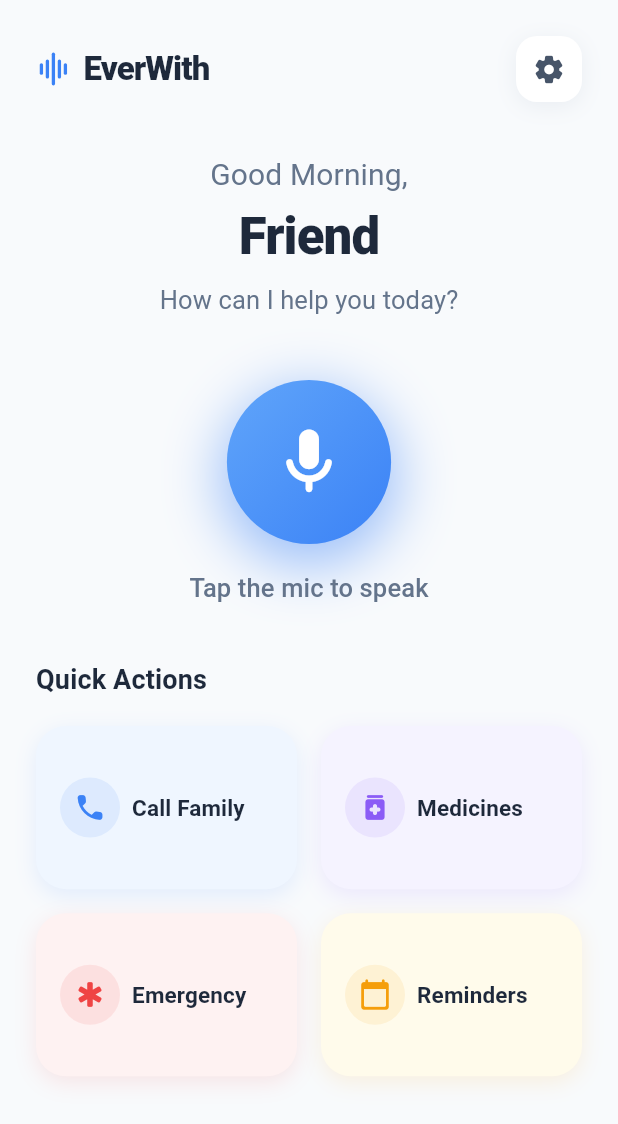
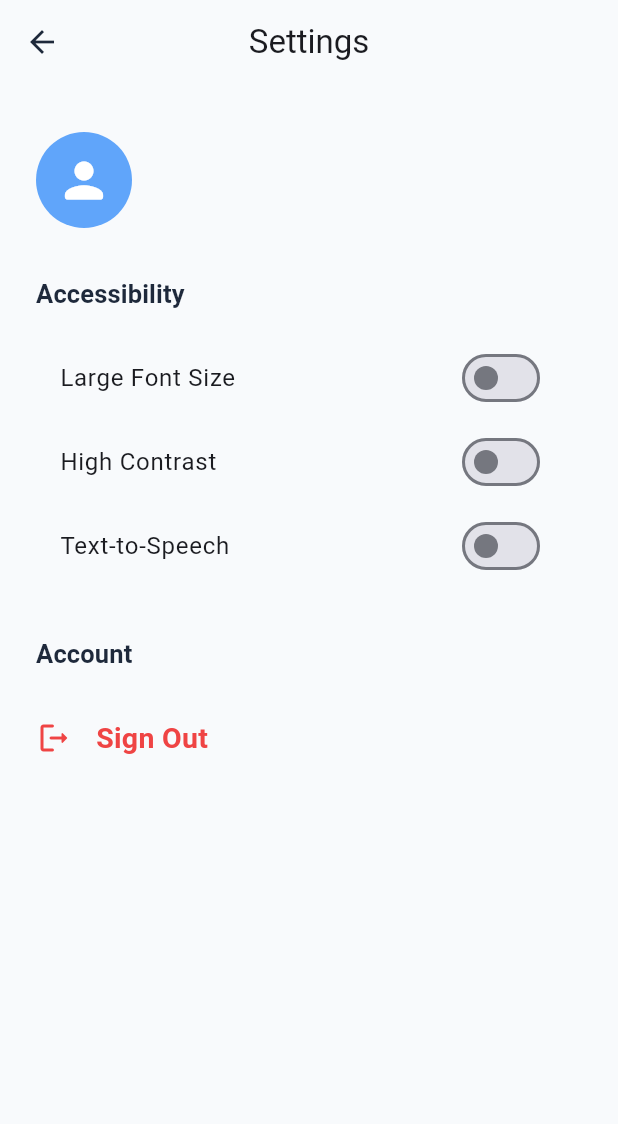
Before and after one commit to KameshEas/EverWith, a Flutter app: the HomeScreen screen opened directly, after a tap on the "settings" icon, on a phone screen of 412 x 824 dp. Shown: the top 1124 px of the screen. Run offline on Flutter 3.47's test engine with Material 3 defaults, Android fonts, the phone set to English and light mode, and no system bars; our stand-ins replace firebase_auth, firebase_core, google_sign_in; accounts and stored records are empty; generated files the repository leaves out were written again.

Commit message:
feat: enhance authentication flow and add settings screen
- Updated AuthFailure to include Firebase error code for better error handling.
- Modified login and signup screens to navigate to the settings screen and handle user sign-up with pre-filled email.
- Introduced a new SettingsScreen with user profile and accessibility options.

```diff
--- a/lib/core/auth/auth_result.dart
+++ b/lib/core/auth/auth_result.dart
@@ -16,8 +16,11 @@ final class AuthSuccess extends AuthResult {
 }
 
 final class AuthFailure extends AuthResult {
-  AuthFailure(this.message);
+  AuthFailure(this.message, {this.code});
   final String message;
+  /// The raw Firebase error code (e.g. 'user-not-found', 'wrong-password').
+  /// Use this for programmatic routing decisions rather than parsing [message].
+  final String? code;
 }
 
 /// Lightweight user value object used across the app.
--- a/lib/core/auth/auth_service.dart
+++ b/lib/core/auth/auth_service.dart
@@ -44,7 +44,7 @@ class AuthService {
       );
       return AuthSuccess(_mapUser(credential.user)!);
     } on FirebaseAuthException catch (e) {
-      return AuthFailure(authErrorMessage(e.code));
+      return AuthFailure(authErrorMessage(e.code), code: e.code);
     } catch (_) {
       return AuthFailure(authErrorMessage('unknown'));
     }
--- a/lib/screens/home_screen.dart
+++ b/lib/screens/home_screen.dart
@@ -1,5 +1,6 @@
 import 'package:flutter/material.dart';
 import 'package:flutter/services.dart';
+import 'settings_screen.dart';
 
 import '../core/constants/app_spacing.dart';
 import '../core/theme/app_colors.dart';
@@ -85,7 +86,15 @@ class _HomeScreenState extends State<HomeScreen>
               crossAxisAlignment: CrossAxisAlignment.stretch,
               children: [
                 const SizedBox(height: AppSpacing.lg),
-                _HomeHeader(onSettingsTap: () {}),
+                _HomeHeader(
+                  onSettingsTap: () {
+                    Navigator.of(context).push(
+                      MaterialPageRoute(
+                        builder: (_) => const SettingsScreen(),
+                      ),
+                    );
+                  },
+                ),
                 const SizedBox(height: AppSpacing.xl),
                 _GreetingBanner(userName: widget.userName),
                 const SizedBox(height: AppSpacing.xl + 8),
--- /dev/null
+++ b/lib/screens/settings_screen.dart
@@ -0,0 +1,171 @@
+import 'package:flutter/material.dart';
+import 'package:everwith/core/auth/auth_service.dart';
+import 'package:everwith/core/auth/auth_result.dart';
+import 'package:everwith/core/constants/app_spacing.dart';
+import 'package:everwith/core/theme/app_colors.dart';
+import 'package:everwith/core/theme/app_text_styles.dart';
+import 'login_screen.dart';
+
+class SettingsScreen extends StatelessWidget {
+  const SettingsScreen({super.key});
+
+  @override
+  Widget build(BuildContext context) {
+    final user = AuthService.instance.currentUser;
+    return Scaffold(
+      appBar: AppBar(
+        title: const Text('Settings'),
+        backgroundColor: AppColors.background,
+        elevation: 0,
+        centerTitle: true,
+        iconTheme: const IconThemeData(color: AppColors.textDark),
+      ),
+      backgroundColor: AppColors.background,
+      body: ListView(
+        padding: const EdgeInsets.symmetric(horizontal: AppSpacing.lg),
+        children: [
+          const SizedBox(height: AppSpacing.xl),
+          _ProfileHeader(user: user),
+          const SizedBox(height: AppSpacing.xl),
+          _SectionLabel('Accessibility'),
+          const SizedBox(height: AppSpacing.md),
+          _AccessibilityToggles(),
+          const SizedBox(height: AppSpacing.xl),
+          _SectionLabel('Account'),
+          const SizedBox(height: AppSpacing.md),
+          _SignOutTile(),
+          const SizedBox(height: AppSpacing.xxl),
+        ],
+      ),
+    );
+  }
+}
+
+class _ProfileHeader extends StatelessWidget {
+  const _ProfileHeader({required this.user});
+  final AuthUser? user;
+
+  @override
+  Widget build(BuildContext context) {
+    return Row(
+      children: [
+        CircleAvatar(
+          radius: 32,
+          backgroundColor: AppColors.primaryBlueLight,
+          backgroundImage: user?.photoUrl != null ? NetworkImage(user!.photoUrl!) : null,
+          child: user?.photoUrl == null
+              ? Icon(Icons.person_rounded, size: 38, color: AppColors.cardWhite)
+              : null,
+        ),
+        const SizedBox(width: AppSpacing.lg),
+        Expanded(
+          child: Column(
+            crossAxisAlignment: CrossAxisAlignment.start,
+            children: [
+              Text(
+                user?.displayName ?? 'No Name',
+                style: AppTextStyles.heading.copyWith(fontSize: 22),
+              ),
+              const SizedBox(height: 4),
+              Text(
+                user?.email ?? '',
+                style: AppTextStyles.body.copyWith(fontSize: 16),
+              ),
+            ],
+          ),
+        ),
+      ],
+    );
+  }
+}
+
+class _SectionLabel extends StatelessWidget {
+  const _SectionLabel(this.label);
+  final String label;
+  @override
+  Widget build(BuildContext context) {
+    return Text(label, style: AppTextStyles.inputLabel.copyWith(fontSize: 17));
+  }
+}
+
+class _AccessibilityToggles extends StatefulWidget {
+  @override
+  State<_AccessibilityToggles> createState() => _AccessibilityTogglesState();
+}
+
+class _AccessibilityTogglesState extends State<_AccessibilityToggles> {
+  bool _largeFont = false;
+  bool _highContrast = false;
+  bool _tts = false;
+
+  @override
+  Widget build(BuildContext context) {
+    return Column(
+      children: [
+        SwitchListTile.adaptive(
+          value: _largeFont,
+          onChanged: (v) => setState(() => _largeFont = v),
+          title: const Text('Large Font Size'),
+        ),
+        SwitchListTile.adaptive(
+          value: _highContrast,
+          onChanged: (v) => setState(() => _highContrast = v),
+          title: const Text('High Contrast'),
+        ),
+        SwitchListTile.adaptive(
+          value: _tts,
+          onChanged: (v) => setState(() => _tts = v),
+          title: const Text('Text-to-Speech'),
+        ),
+      ],
+    );
+  }
+}
+
+class _SignOutTile extends StatelessWidget {
+  @override
+  Widget build(BuildContext context) {
+    return ListTile(
+      contentPadding: EdgeInsets.zero,
+      leading: const Icon(Icons.logout_rounded, color: AppColors.errorRed),
+      title: Text('Sign Out', style: AppTextStyles.buttonLabel.copyWith(color: AppColors.errorRed)),
+      onTap: () async {
+        final confirmed = await showDialog<bool>(
+          context: context,
+          builder: (ctx) => AlertDialog(
+            shape: RoundedRectangleBorder(
+              borderRadius: BorderRadius.circular(AppSpacing.radiusLg),
+            ),
+            title: const Text('Sign Out?'),
+            content: const Text(
+              'Are you sure you want to sign out?',
+              style: TextStyle(fontSize: 16),
+            ),
+            actions: [
+              TextButton(
+                onPressed: () => Navigator.of(ctx).pop(false),
+                child: Text('Cancel',
+                    style: AppTextStyles.linkText
+                        .copyWith(color: AppColors.textGray)),
+              ),
+              TextButton(
+                onPressed: () => Navigator.of(ctx).pop(true),
+                child: Text('Sign Out',
+                    style:
+                        AppTextStyles.linkText.copyWith(color: AppColors.errorRed)),
+              ),
+            ],
+          ),
+        );
+        if (confirmed != true) return;
+        await AuthService.instance.signOut();
+        if (context.mounted) {
+          Navigator.of(context).pushAndRemoveUntil(
+            MaterialPageRoute(builder: (_) => const LoginScreen()),
+            (route) => false,
+          );
+        }
+      },
+    );
+  }
+}
```
Also changed, not shown: lib/screens/login_screen.dart (+42 -6 lines), lib/screens/profile_setup_screen.dart (+10 -2 lines), lib/screens/signup_screen.dart (+21 -5 lines).
